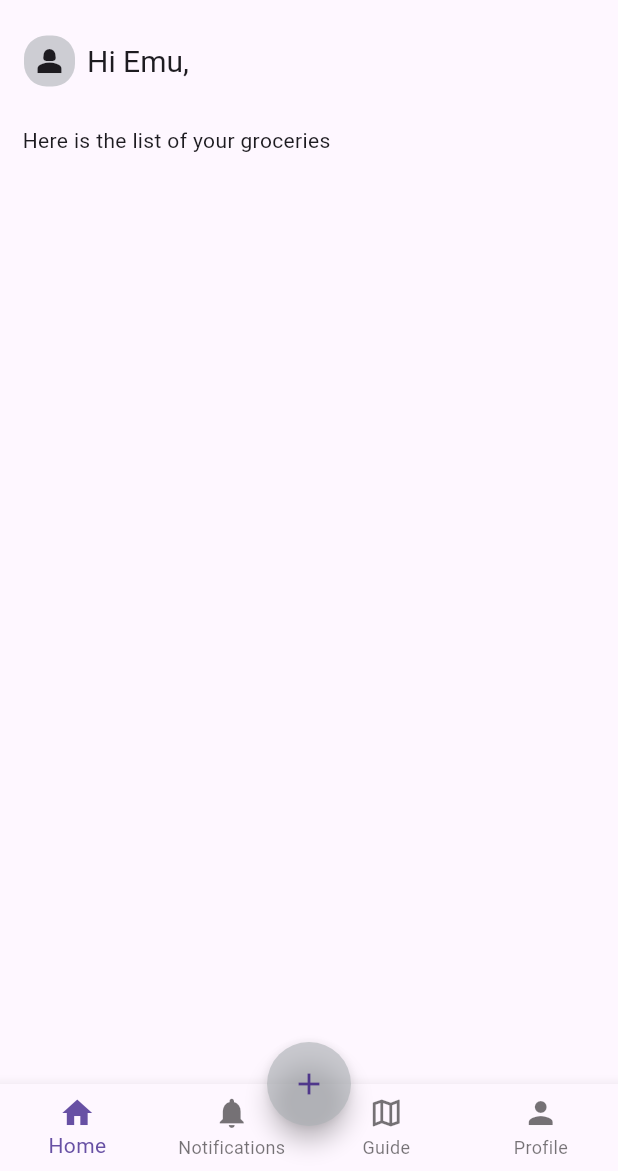
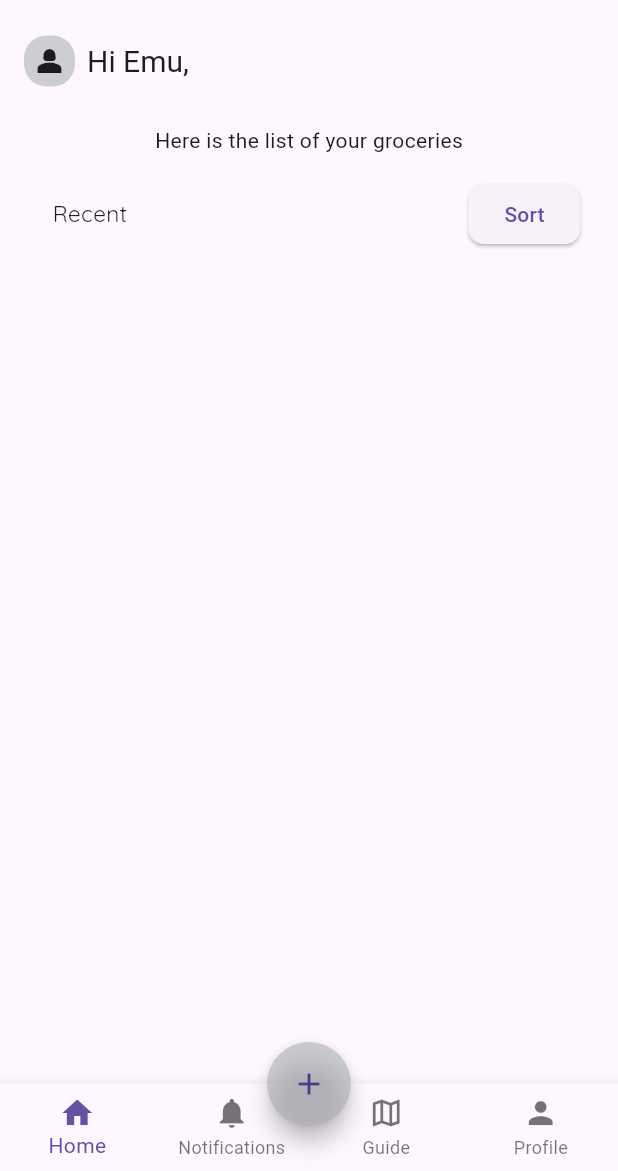
Before and after one commit to Quinxie51/ExpiRo-App, a Flutter app: the screen it shows after launch, on a phone screen of 412 x 824 dp, the part 65-1236 px from its top. Run offline on Flutter 3.47's test engine with Material 3 defaults, Android fonts, the phone set to English and light mode, and no system bars; our stand-ins replace line_awesome_flutter.

Commit message:
added the basic layout to the home page

```diff
--- a/lib/home.dart
+++ b/lib/home.dart
@@ -26,17 +26,52 @@ class MyHomeScreen extends StatelessWidget {
             ],
           ),
         ),
-        body: const Column(
+        body: Column(
           children: [
-            Column(
+            const Column(
               children: [
                 Padding(
                   padding: EdgeInsets.all(15),
                   child: Text("Here is the list of your groceries")),
                 ],
             ),
+            Column(
+              children: [
+                Padding(
+                  padding: const EdgeInsets.only(left: 35, right: 25),
+                  child: Row(
+                  children: [
+                    const Text(
+                      "Recent",
+                      style: TextStyle(
+                        fontFamily: "QuickSand",
+                        fontSize: 15,
+                      ),
+                      ),
+
+                      const Spacer(),
+
+                      ElevatedButton(
+                      style: ButtonStyle(
+                        shape: MaterialStatePropertyAll(RoundedRectangleBorder(
+                          borderRadius: BorderRadius.circular(10)
+                        ))
+                      ),
+                      onPressed: button_clicked,
+                      child: const Text("Sort"),
+                      ),
+                  ],
+                ),
+                )
+              ],
+            ),
           ],
         )
       );
   }
 }
+
+
+void button_clicked(){
+  print("aaaa");
+  }
```
